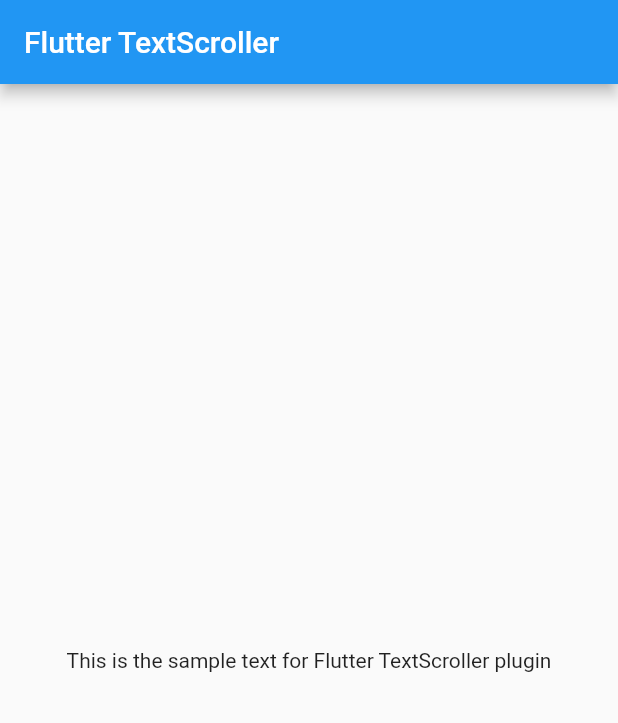
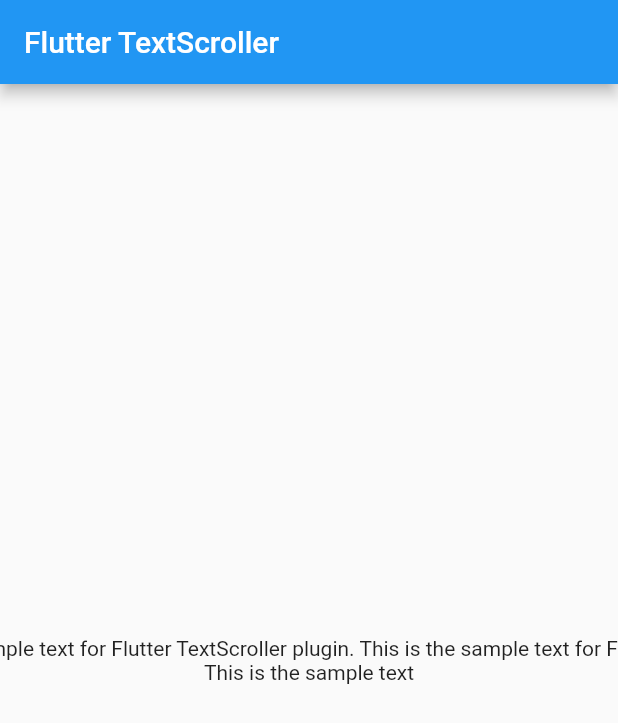
Before and after one commit to yurii-khi/text_scroll, a Flutter app: the screen it shows after launch, on a phone screen of 412 x 824 dp. Shown: the top 723 px of the screen. Run offline on Flutter 3.47's test engine with Material 2 defaults, Android fonts, the phone set to English and light mode, and no system bars.

Commit message:
Add short text example

```diff
--- a/example/lib/main.dart
+++ b/example/lib/main.dart
@@ -39,7 +39,10 @@ class _MyHomePageState extends State<MyHomePage> {
           mainAxisAlignment: MainAxisAlignment.center,
           children: const <Widget>[
             TextScroller(
-                text: 'This is the sample text for Flutter TextScroller plugin')
+                text:
+                    'This is the sample text for Flutter TextScroller plugin. '
+                    'This is the sample text for Flutter TextScroller plugin'),
+            TextScroller(text: 'This is the sample text'),
           ],
         ),
       ),
```
